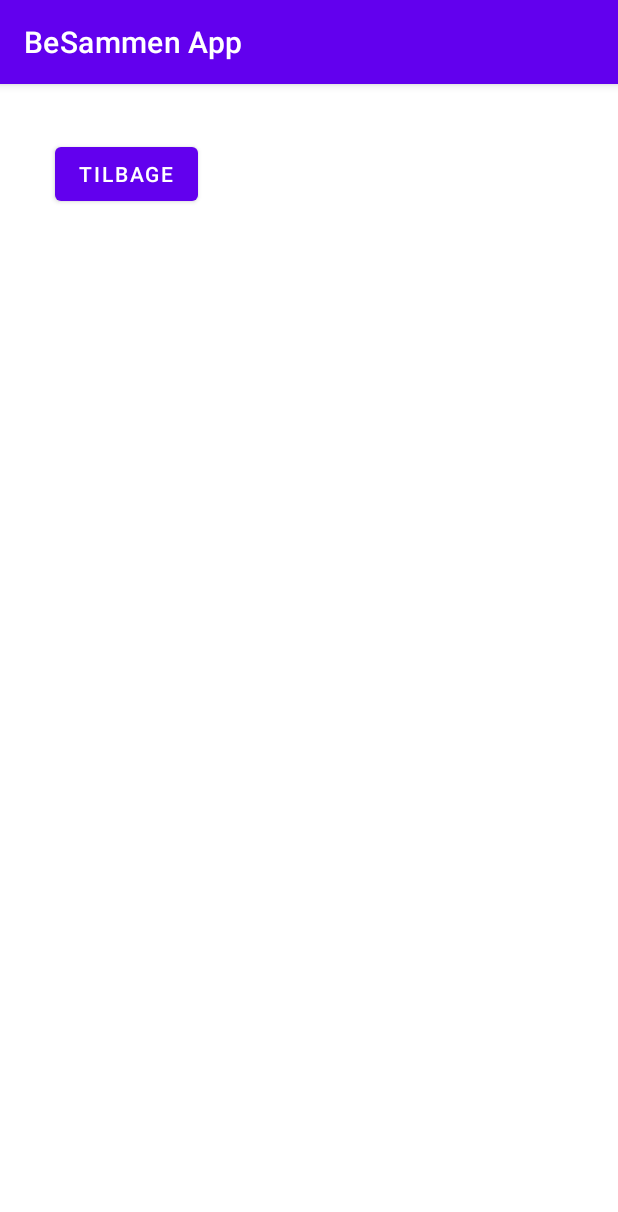
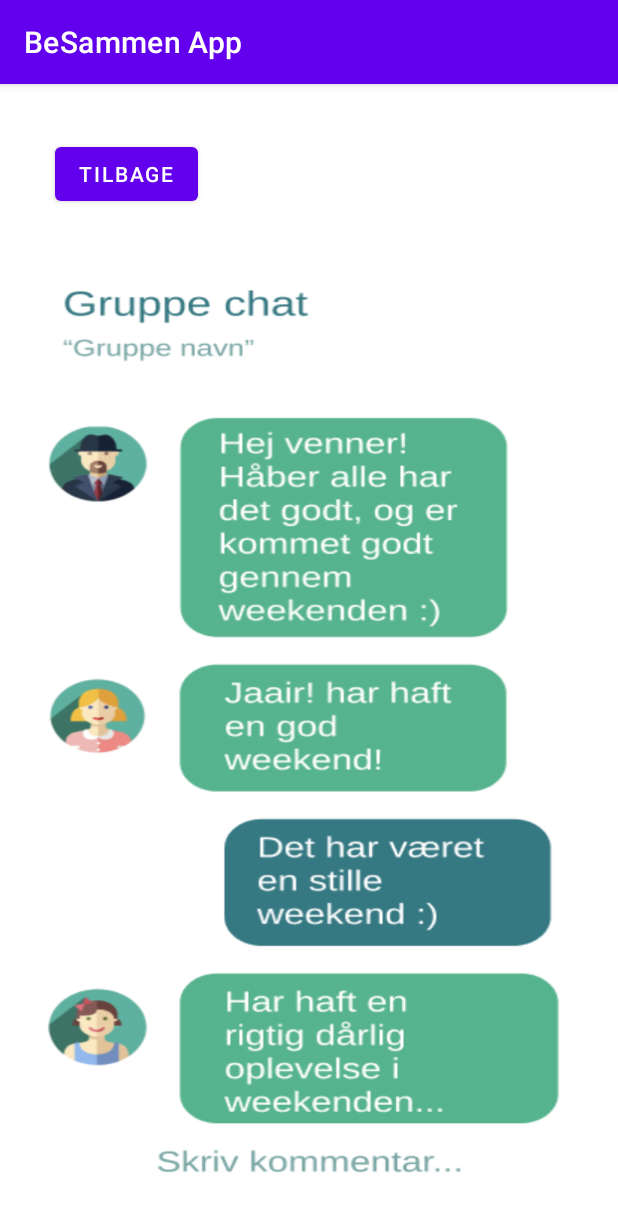
Before and after one commit to Hans867/BeSammen, an Android app: the GroupChatActivity screen opened directly, with no data from a screen before it, on a phone screen of 412 x 824 dp. Shown: the top 1212 px of the screen. Run offline under Robolectric (Android 15) with nearby library versions, the phone set to English and light mode, and no system bars.

Commit message:
groupchat

```diff
--- a/app/src/main/res/layout/activity_groupchat.xml
+++ b/app/src/main/res/layout/activity_groupchat.xml
@@ -16,4 +16,16 @@
         app:layout_constraintHorizontal_bias="0.116"
         app:layout_constraintStart_toStartOf="parent"
         app:layout_constraintTop_toTopOf="parent" />
+
+    <ImageView
+        android:id="@+id/imageView8"
+        android:layout_width="390dp"
+        android:layout_height="614dp"
+        android:background="@drawable/groupchatactivity"
+        app:layout_constraintBottom_toBottomOf="parent"
+        app:layout_constraintEnd_toEndOf="parent"
+        app:layout_constraintHorizontal_bias="0.333"
+        app:layout_constraintStart_toStartOf="parent"
+        app:layout_constraintTop_toBottomOf="@+id/button"
+        app:layout_constraintVertical_bias="0.666" />
 </androidx.constraintlayout.widget.ConstraintLayout>
```
Also changed, not shown: app/src/main/res/drawable/groupchatactivity.png (added).
